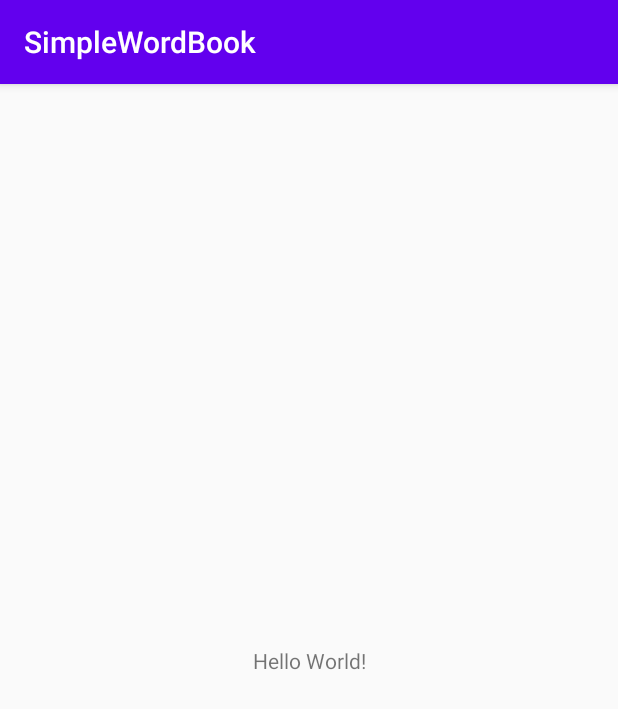
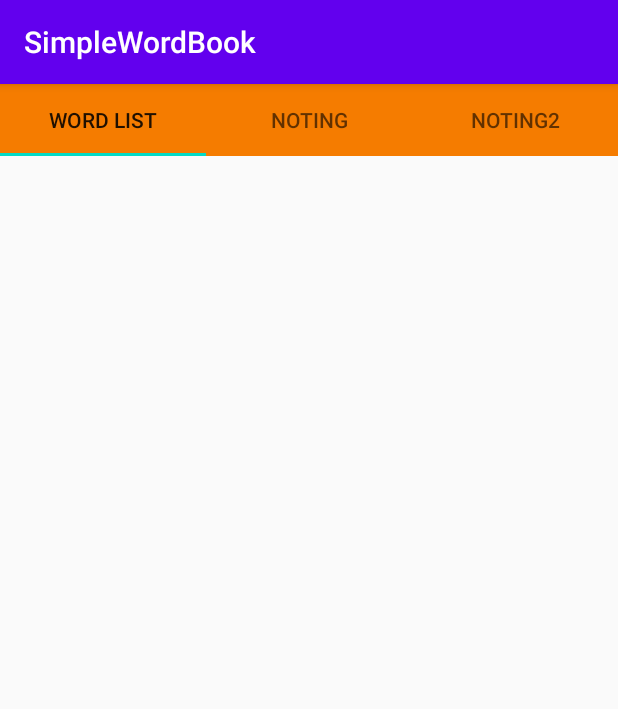
Before and after one commit to samdo0812/SimpleWordBook, an Android app: the screen it shows after launch (MainActivity), on a phone screen of 412 x 824 dp. Shown: the top 709 px of the screen. Run offline under Robolectric (Android 15) with nearby library versions, the phone set to English and light mode, and no system bars.

Commit message:
viewPager2

```diff
--- a/app/build.gradle
+++ b/app/build.gradle
@@ -30,8 +30,13 @@ dependencies {
     implementation 'androidx.core:core-ktx:1.3.2'
     implementation 'androidx.appcompat:appcompat:1.2.0'
     implementation 'androidx.constraintlayout:constraintlayout:2.0.4'
+    implementation 'androidx.legacy:legacy-support-v4:1.0.0'
     testImplementation 'junit:junit:4.12'
     androidTestImplementation 'androidx.test.ext:junit:1.1.2'
     androidTestImplementation 'androidx.test.espresso:espresso-core:3.3.0'
 
+    //viewPager2
+    implementation "androidx.viewpager2:viewpager2:1.0.0"
+    implementation 'com.google.android.material:material:1.1.0'
+
 }
--- a/app/src/main/AndroidManifest.xml
+++ b/app/src/main/AndroidManifest.xml
@@ -9,7 +9,8 @@
         android:roundIcon="@mipmap/ic_launcher_round"
         android:supportsRtl="true"
         android:theme="@style/AppTheme">
-        <activity android:name=".MainActivity">
+        <activity android:name=".activity.WordBookList"></activity>
+        <activity android:name=".activity.MainActivity">
             <intent-filter>
                 <action android:name="android.intent.action.MAIN" />
 
--- /dev/null
+++ b/app/src/main/java/com/sdstudio/simplewordbook/activity/MainActivity.kt
@@ -0,0 +1,38 @@
+package com.sdstudio.simplewordbook.activity
+
+import androidx.appcompat.app.AppCompatActivity
+import android.os.Bundle
+import androidx.fragment.app.Fragment
+import androidx.viewpager2.widget.ViewPager2
+import com.google.android.material.tabs.TabLayout
+import com.google.android.material.tabs.TabLayoutMediator
+import com.sdstudio.simplewordbook.R
+import com.sdstudio.simplewordbook.adapter.ViewPagerAdapter
+import com.sdstudio.simplewordbook.fragment.Noting2_Frag
+import com.sdstudio.simplewordbook.fragment.Noting_Frag
+import com.sdstudio.simplewordbook.fragment.WordBookList_Frag
+import kotlinx.android.synthetic.main.activity_main.*
+
+class MainActivity : AppCompatActivity() {
+
+    lateinit var viewPager2: ViewPager2
+    lateinit var tabLayout: TabLayout
+
+
+    override fun onCreate(savedInstanceState: Bundle?) {
+        super.onCreate(savedInstanceState)
+        setContentView(R.layout.activity_main)
+
+        val adapter = ViewPagerAdapter(this)
+        val fragments = listOf<Fragment>(WordBookList_Frag(), Noting_Frag(), Noting2_Frag())
+
+        adapter.fragments.addAll(fragments)
+        viewPager2 = viewPager2_main
+        viewPager2.adapter = adapter
+
+        val tabTitle = listOf<String>("Word List","Noting", "Noting2")
+        TabLayoutMediator(tablayout_main,viewPager2){ tab, position ->
+            tab.text = tabTitle[position]
+        }.attach()
+    }
+}
--- /dev/null
+++ b/app/src/main/java/com/sdstudio/simplewordbook/adapter/ViewPagerAdapter.kt
@@ -0,0 +1,18 @@
+package com.sdstudio.simplewordbook.adapter
+
+import androidx.fragment.app.Fragment
+import androidx.fragment.app.FragmentActivity
+import androidx.viewpager2.adapter.FragmentStateAdapter
+
+
+class ViewPagerAdapter(fa: FragmentActivity): FragmentStateAdapter(fa) {
+
+    val fragments = mutableListOf<Fragment>()
+    override fun getItemCount(): Int {
+        return fragments.size
+    }
+
+    override fun createFragment(position: Int): Fragment {
+        return fragments[position]
+    }
+}
--- /dev/null
+++ b/app/src/main/java/com/sdstudio/simplewordbook/fragment/Noting2_Frag.kt
@@ -0,0 +1,19 @@
+package com.sdstudio.simplewordbook.fragment
+
+import android.os.Bundle
+import androidx.fragment.app.Fragment
+import android.view.LayoutInflater
+import android.view.View
+import android.view.ViewGroup
+import com.sdstudio.simplewordbook.R
+
+class Noting2_Frag : Fragment() {
+
+
+    override fun onCreateView(
+        inflater: LayoutInflater, container: ViewGroup?,
+        savedInstanceState: Bundle?
+    ): View? {
+        return inflater.inflate(R.layout.fragment_noting2_, container, false)
+    }
+}
--- /dev/null
+++ b/app/src/main/java/com/sdstudio/simplewordbook/fragment/Noting_Frag.kt
@@ -0,0 +1,19 @@
+package com.sdstudio.simplewordbook.fragment
+
+import android.os.Bundle
+import androidx.fragment.app.Fragment
+import android.view.LayoutInflater
+import android.view.View
+import android.view.ViewGroup
+import com.sdstudio.simplewordbook.R
+
+class Noting_Frag : Fragment() {
+
+
+    override fun onCreateView(
+        inflater: LayoutInflater, container: ViewGroup?,
+        savedInstanceState: Bundle?
+    ): View? {
+        return inflater.inflate(R.layout.fragment_noting_, container, false)
+    }
+}
--- /dev/null
+++ b/app/src/main/java/com/sdstudio/simplewordbook/fragment/WordBookList_Frag.kt
@@ -0,0 +1,19 @@
+package com.sdstudio.simplewordbook.fragment
+
+import android.os.Bundle
+import androidx.fragment.app.Fragment
+import android.view.LayoutInflater
+import android.view.View
+import android.view.ViewGroup
+import com.sdstudio.simplewordbook.R
+
+class WordBookList_Frag : Fragment() {
+
+
+    override fun onCreateView(
+        inflater: LayoutInflater, container: ViewGroup?,
+        savedInstanceState: Bundle?
+    ): View? {
+        return inflater.inflate(R.layout.fragment_word_book_list_, container, false)
+    }
+}
--- a/app/src/main/res/layout/activity_main.xml
+++ b/app/src/main/res/layout/activity_main.xml
@@ -4,15 +4,25 @@
     xmlns:tools="http://schemas.android.com/tools"
     android:layout_width="match_parent"
     android:layout_height="match_parent"
-    tools:context=".MainActivity">
+    tools:context=".activity.MainActivity">
 
-    <TextView
-        android:layout_width="wrap_content"
-        android:layout_height="wrap_content"
-        android:text="Hello World!"
-        app:layout_constraintBottom_toBottomOf="parent"
-        app:layout_constraintLeft_toLeftOf="parent"
-        app:layout_constraintRight_toRightOf="parent"
-        app:layout_constraintTop_toTopOf="parent" />
+    <LinearLayout
+        android:layout_width="match_parent"
+        android:layout_height="match_parent"
+        android:orientation="vertical">
+
+
+        <com.google.android.material.tabs.TabLayout
+            android:layout_width="match_parent"
+            android:layout_height="wrap_content"
+            android:background="#F57C00"
+            android:id="@+id/tablayout_main"/>
+
+        <androidx.viewpager2.widget.ViewPager2
+            android:layout_width="match_parent"
+            android:layout_height="0dp"
+            android:layout_weight="1"
+            android:id="@+id/viewPager2_main"/>
+    </LinearLayout>
 
 </androidx.constraintlayout.widget.ConstraintLayout>
--- /dev/null
+++ b/app/src/main/res/layout/fragment_word_book_list_.xml
@@ -0,0 +1,9 @@
+<?xml version="1.0" encoding="utf-8"?>
+<FrameLayout xmlns:android="http://schemas.android.com/apk/res/android"
+    xmlns:tools="http://schemas.android.com/tools"
+    android:layout_width="match_parent"
+    android:layout_height="match_parent"
+    tools:context=".fragment.WordBookList_Frag">
+
+
+</FrameLayout>
--- a/app/src/main/res/values/strings.xml
+++ b/app/src/main/res/values/strings.xml
@@ -1,3 +1,5 @@
 <resources>
     <string name="app_name">SimpleWordBook</string>
+    <!-- TODO: Remove or change this placeholder text -->
+    <string name="hello_blank_fragment">Hello blank fragment</string>
 </resources>
```
Also changed, not shown: app/src/main/java/com/sdstudio/simplewordbook/activity/WordBookList.kt (renamed from app/src/main/java/com/sdstudio/simplewordbook/MainActivity.kt, +4 -3 lines), app/src/main/res/layout/activity_word_book_list.xml (added, +9 -0 lines), app/src/main/res/layout/fragment_noting2_.xml (added, +10 -0 lines), app/src/main/res/layout/fragment_noting_.xml (added, +10 -0 lines).
